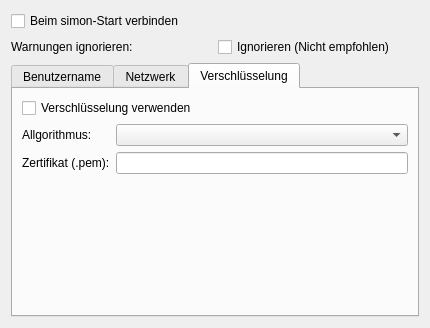
KDE/simon, file ui/networksettingsdlg.ui: the form before one commit.
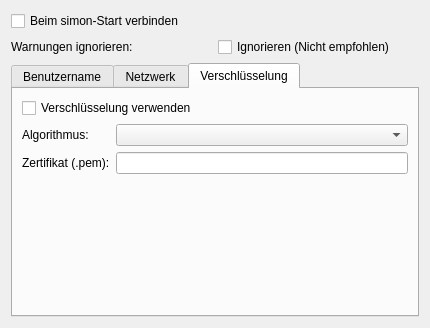
The form after the commit. The open tabs and pages were chosen to show the change. Icons and pictures are not drawn. Custom widgets are drawn as their Qt base class.

The edit to the form file:
```diff
--- a/ui/networksettingsdlg.ui
+++ b/ui/networksettingsdlg.ui
@@ -243,7 +243,7 @@
        <item row="1" column="0" >
         <widget class="QLabel" name="lbCipher" >
          <property name="text" >
-          <string>Allgorithmus:</string>
+          <string>Algorithmus:</string>
          </property>
          <property name="buddy" >
           <cstring>cbCipher</cstring>
```
Left out of the diff: 2 changed lines with no effect on the pictures.
